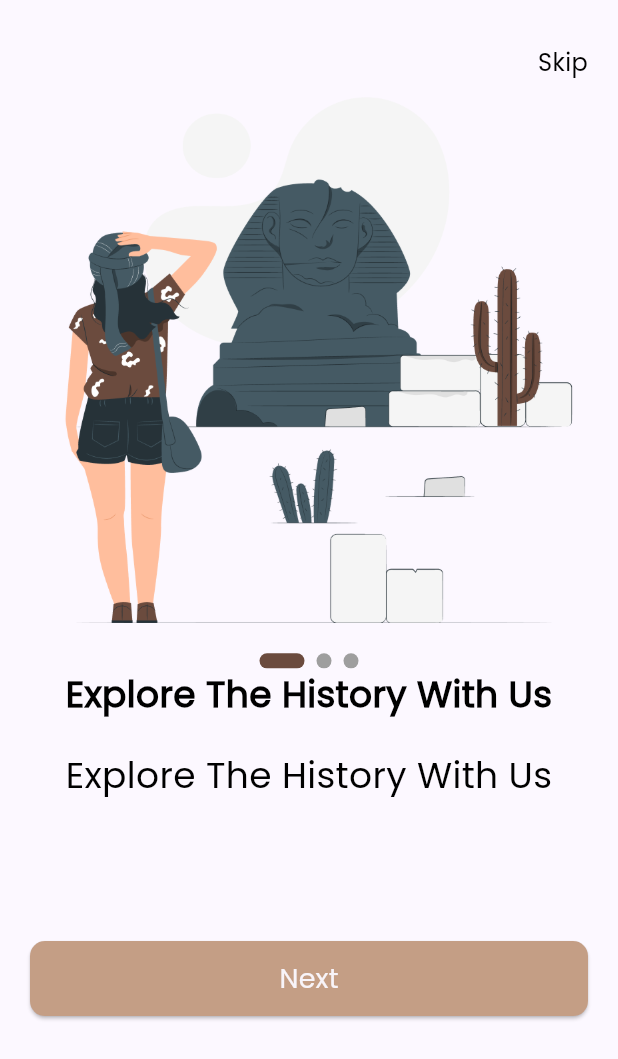
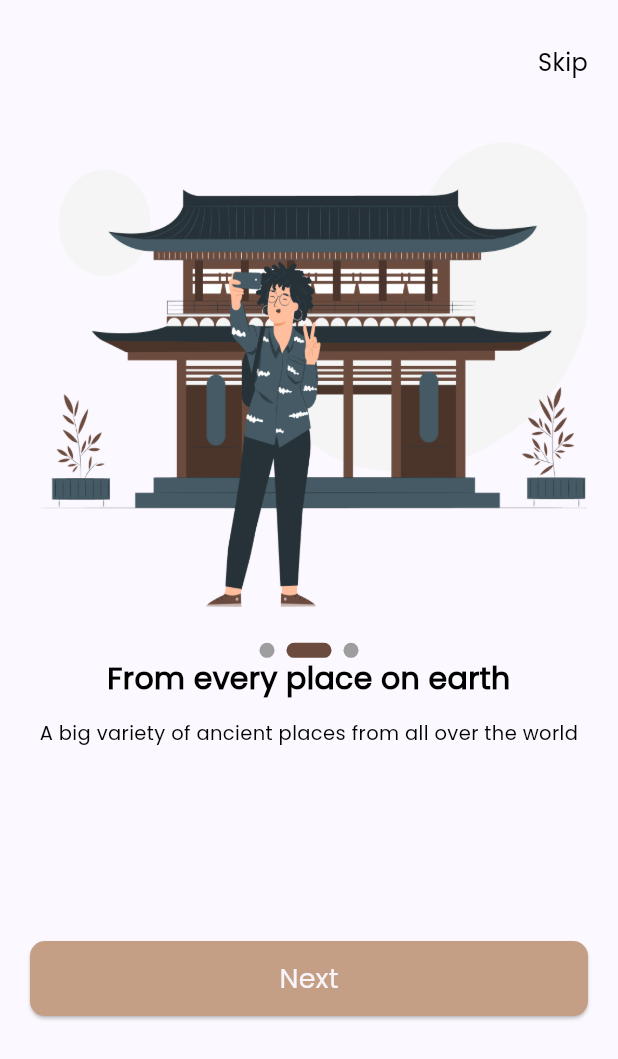
Before and after one commit to anwersafy/dalel, a Flutter app: the screen it shows after launch, after a tap on "Next", on a phone screen of 412 x 824 dp. Shown: the top 1059 px of the screen. Run offline on Flutter 3.47's test engine with Material 3 defaults, Android fonts, the phone set to English and light mode, and no system bars; drawn by our look-alikes of smooth_page_indicator; our stand-ins replace go_router.

Commit message:
finish onboarding view

```diff
--- a/lib/core/functions/navigation.dart
+++ b/lib/core/functions/navigation.dart
@@ -2,8 +2,8 @@
 import 'package:go_router/go_router.dart';
 
 void customNavigate(context, String routeName) {
-  GoRouter.of(context).push('/onBoarding');
+  GoRouter.of(context).push(routeName);
 }
 void customNavigateReplacment(context, String routeName) {
-  GoRouter.of(context).pushReplacement('/onBoarding');
+  GoRouter.of(context).pushReplacement(routeName);
 }
--- a/lib/core/routes/app_router.dart
+++ b/lib/core/routes/app_router.dart
@@ -2,19 +2,31 @@ import 'package:dalel/features/onboarding/presentation/view/on_boarding_view.dar
 import 'package:flutter/material.dart';
 import 'package:go_router/go_router.dart';
 
+import '../../features/auth/presentation/views/sign_in.dart';
+import '../../features/auth/presentation/views/sign_up.dart';
 import '../../features/splash/presentation/views/splash_view.dart';
 
 final GoRouter router = GoRouter(
   routes: [
     GoRoute(
         path: '/',
-        pageBuilder: (context, state) => MaterialPage(
-              child: const SplashView(),
+        pageBuilder: (context, state) => const MaterialPage(
+              child: SplashView(),
             )),
     GoRoute(
         path: '/onBoarding',
-        pageBuilder: (context, state) => MaterialPage(
-              child: const OnBoardingView(),
+        pageBuilder: (context, state) => const MaterialPage(
+              child: OnBoardingView(),
+            )),
+    GoRoute(
+        path: '/signUp',
+        pageBuilder: (context, state) => const MaterialPage(
+              child: SignUpView(),
+            )),
+    GoRoute(
+        path: '/signIn',
+        pageBuilder: (context, state) => const MaterialPage(
+              child: SignInView(),
             )),
   ],
 );
--- a/lib/core/utilis/app_text_style.dart
+++ b/lib/core/utilis/app_text_style.dart
@@ -3,25 +3,25 @@ import 'package:flutter/material.dart';
 import 'app_colors.dart';
 
 abstract class CustomTextStyles {
-  static final pacifico400style64 = TextStyle(
+  static const pacifico400style64 = TextStyle(
     fontSize: 64,
     fontWeight: FontWeight.w400,
     color: AppColors.deepBrown,
     fontFamily: "Pacifico",
   );
-  static final poppins600style28 = TextStyle(
+  static const poppins600style28 = TextStyle(
     fontSize: 28,
     fontWeight: FontWeight.w600,
     color: AppColors.black,
     fontFamily: "Poppins",
   );
-  static final poppins400style12 = TextStyle(
+  static const poppins400style12 = TextStyle(
     fontSize: 12,
     fontWeight: FontWeight.w400,
     color: AppColors.deepGrey,
     fontFamily: "Poppins",
   );
-  static final poppins500style18 = TextStyle(
+  static const poppins500style18 = TextStyle(
     fontSize: 18,
     fontWeight: FontWeight.w500,
     color: AppColors.grey,
@@ -33,7 +33,7 @@ abstract class CustomTextStyles {
     color: Colors.black,
     fontFamily: "Poppins",
   );
-  static final poppins500style14 = TextStyle(
+  static const poppins500style14 = TextStyle(
     fontSize: 14,
     fontWeight: FontWeight.w500,
     color: AppColors.deepBrown,
@@ -45,7 +45,7 @@ abstract class CustomTextStyles {
     color: Colors.black,
     fontFamily: "Poppins",
   );
-  static final poppins400style20 = TextStyle(
+  static const poppins400style20 = TextStyle(
     fontSize: 20,
     fontWeight: FontWeight.w400,
     color: AppColors.deepBrown,
--- a/lib/core/widgets/custom_button.dart
+++ b/lib/core/widgets/custom_button.dart
@@ -1,14 +1,13 @@
-import 'package:dalel/core/utilis/app_strings.dart';
 import 'package:dalel/core/utilis/app_text_style.dart';
-import 'package:flutter/cupertino.dart';
 import 'package:flutter/material.dart';
 
 import '../utilis/app_colors.dart';
 
 class CustomButton extends StatelessWidget {
-   CustomButton({super.key,  this.color, required this.text});
+   const CustomButton({super.key,  this.color, required this.text, required this.onPressed});
    final Color? color;
    final String text;
+   final VoidCallback onPressed;
 
   @override
   Widget build(BuildContext context) {
@@ -16,7 +15,7 @@ class CustomButton extends StatelessWidget {
       width: MediaQuery.of(context).size.width * 0.9,
       height: 50,
       child: ElevatedButton(
-        onPressed: () {},
+        onPressed: onPressed,
         style: ElevatedButton.styleFrom(
           backgroundColor: color?? AppColors.primaryColor,
           shape: RoundedRectangleBorder(
--- /dev/null
+++ b/lib/features/auth/presentation/views/sign_in.dart
@@ -0,0 +1,14 @@
+import 'package:flutter/material.dart';
+
+class SignInView extends StatelessWidget {
+  const SignInView({super.key});
+
+  @override
+  Widget build(BuildContext context) {
+    return const Scaffold(
+      body: Center(
+        child: Text('Sign In'),
+      ),
+    );
+  }
+}
--- /dev/null
+++ b/lib/features/auth/presentation/views/sign_up.dart
@@ -0,0 +1,14 @@
+import 'package:flutter/material.dart';
+
+class SignUpView extends StatelessWidget {
+  const SignUpView({super.key});
+
+  @override
+  Widget build(BuildContext context) {
+    return const Scaffold(
+      body: Center(
+        child: Text('Sign Up'),
+      ),
+    );
+  }
+}
--- /dev/null
+++ b/lib/features/onboarding/data/on_boarding_model.dart
@@ -0,0 +1,30 @@
+import '../../../core/utilis/app_assets.dart';
+
+class OnBoardingModel {
+  final String title;
+  final String description;
+  final String image;
+
+  OnBoardingModel({
+    required this.title,
+    required this.description,
+    required this.image,
+  });
+}
+List<OnBoardingModel> onBoardingList = [
+  OnBoardingModel(
+    title: 'Explore The History With Us',
+    description: 'Using our app’s history libraries-you can find many historical periods ',
+    image: AppAssets.onBoarding1,
+  ),
+  OnBoardingModel(
+    title: 'From every place on earth',
+    description: 'A big variety of ancient places from all over the world',
+    image: AppAssets.onBoarding2,
+  ),
+  OnBoardingModel(
+    title: 'Using modern AI technology for better user experience',
+    description: 'AI provide recommendations and helpsyou to continue the search journey',
+    image: AppAssets.onBoarding3,
+  ),
+];
--- a/lib/features/onboarding/presentation/view/on_boarding_view.dart
+++ b/lib/features/onboarding/presentation/view/on_boarding_view.dart
@@ -1,14 +1,19 @@
-import 'package:dalel/core/utilis/app_assets.dart';
-import 'package:dalel/core/utilis/app_strings.dart';
-import 'package:dalel/core/utilis/app_text_style.dart';
 import 'package:flutter/material.dart';
-
-import '../../../../core/widgets/custom_button.dart';
+import '../../../../core/functions/navigation.dart';
 import '../widgets/custom_nav_bar.dart';
+import '../widgets/get_buttons.dart';
 import '../widgets/on_boarding_widget.dart';
 
-class OnBoardingView extends StatelessWidget {
+class OnBoardingView extends StatefulWidget {
   const OnBoardingView({super.key});
+
+  @override
+  State<OnBoardingView> createState() => _OnBoardingViewState();
+}
+
+class _OnBoardingViewState extends State<OnBoardingView> {
+  final PageController pageController = PageController(initialPage: 0);
+  int currentPage = 0;
 
   @override
   Widget build(BuildContext context) {
@@ -19,12 +24,21 @@ class OnBoardingView extends StatelessWidget {
             child: ListView(
               physics: const BouncingScrollPhysics(),
                     children: [
-            SizedBox(height: 30),
-            CustomNavBar(),
-            OnBoardingWidgetBody(),
-            SizedBox(height: 80),
-            CustomButton(text: AppStrings.next,),
-            SizedBox(height: 10),
+            const SizedBox(height: 30),
+             CustomNavBar(
+               onTap:(){
+               customNavigateReplacment(context, '/SignUp');
+            } ,),
+            OnBoardingWidgetBody(pageController:pageController ,
+              onPageChanged:(index){
+                setState(() {
+                  currentPage = index;
+                });
+              } ,),
+
+            const SizedBox(height: 80),
+            GetButtons(currentPage: currentPage,pageController: pageController,),
+            const SizedBox(height: 10),
                     ],
                   ),
           )),
--- a/lib/features/onboarding/presentation/widgets/custom_nav_bar.dart
+++ b/lib/features/onboarding/presentation/widgets/custom_nav_bar.dart
@@ -5,17 +5,20 @@ import '../../../../core/utilis/app_text_style.dart';
 
 class CustomNavBar extends StatelessWidget {
   const CustomNavBar({
-    super.key,
+    super.key,  this.onTap,
   });
-
+final VoidCallback? onTap;
   @override
   Widget build(BuildContext context) {
-    return Align(
-        alignment: Alignment.centerRight,
-        child: Text(
-          AppStrings.skip,
-          style: CustomTextStyles.poppins300style16
-              .copyWith(fontWeight: FontWeight.w400),
-        ));
+    return GestureDetector(
+      onTap: onTap,
+      child: Align(
+          alignment: Alignment.centerRight,
+          child: Text(
+            AppStrings.skip,
+            style: CustomTextStyles.poppins300style16
+                .copyWith(fontWeight: FontWeight.w400),
+          )),
+    );
   }
 }
--- a/lib/features/onboarding/presentation/widgets/custom_smooth_indecator.dart
+++ b/lib/features/onboarding/presentation/widgets/custom_smooth_indecator.dart
@@ -21,7 +21,7 @@ class CustomSmoothWidgetIndecator extends StatelessWidget {
 
 
 
-      effect: ExpandingDotsEffect(
+      effect: const ExpandingDotsEffect(
         activeDotColor: AppColors.deepBrown,
         dotHeight: 10,
         dotWidth: 10,
--- /dev/null
+++ b/lib/features/onboarding/presentation/widgets/get_buttons.dart
@@ -0,0 +1,34 @@
+import 'package:flutter/cupertino.dart';
+
+import '../../../../core/functions/navigation.dart';
+import '../../../../core/utilis/app_strings.dart';
+import '../../../../core/widgets/custom_button.dart';
+import '../../data/on_boarding_model.dart';
+
+class GetButtons extends StatelessWidget {
+  GetButtons({super.key, required this.currentPage, required this.pageController});
+
+  final int currentPage;
+  final PageController pageController;
+
+  @override
+  Widget build(BuildContext context) {
+    if (currentPage == onBoardingList.length - 1) {
+      return Column(
+        children: [
+          CustomButton(text: AppStrings.createAccount, onPressed: () {
+            customNavigateReplacment(context, '/SignUp');
+          }),
+          const SizedBox(height: 10),
+          CustomButton(text: AppStrings.signIn, onPressed: () {
+            customNavigateReplacment(context, '/SignIn');
+          }),
+        ],
+      );
+    } else {
+      return CustomButton(text: AppStrings.next, onPressed: () {
+        pageController.nextPage(duration: Duration(milliseconds: 500), curve: Curves.easeIn);
+      });
+    }
+  }
+}
--- a/lib/features/onboarding/presentation/widgets/on_boarding_widget.dart
+++ b/lib/features/onboarding/presentation/widgets/on_boarding_widget.dart
@@ -1,21 +1,22 @@
-import 'package:dalel/core/utilis/app_colors.dart';
+import 'package:dalel/features/onboarding/data/on_boarding_model.dart';
 import 'package:flutter/cupertino.dart';
-import 'package:smooth_page_indicator/smooth_page_indicator.dart';
 
-import '../../../../core/utilis/app_assets.dart';
 import '../../../../core/utilis/app_text_style.dart';
 import 'custom_smooth_indecator.dart';
 
 class OnBoardingWidgetBody extends StatelessWidget {
-   OnBoardingWidgetBody({super.key});
-  final PageController _pageController = PageController();
+    OnBoardingWidgetBody({super.key, required this.pageController,  this.onPageChanged});
+   final PageController pageController;
+   final ValueChanged<int> ?onPageChanged ;
 
   @override
   Widget build(BuildContext context) {
     return SizedBox(
       height: MediaQuery.of(context).size.height * 0.6,
       child: PageView.builder(
-          itemCount: 3,
+        onPageChanged: onPageChanged,
+        controller: pageController,
+          itemCount: onBoardingList.length,
           itemBuilder: (context, index) {
             return Column(
               children: [
@@ -24,22 +25,22 @@ class OnBoardingWidgetBody extends StatelessWidget {
                   width: MediaQuery.of(context).size.width * 0.9,
                   decoration: BoxDecoration(
                     image: DecorationImage(
-                      image: AssetImage(AppAssets.onBoarding1),
+                      image: AssetImage(onBoardingList[index].image),
                       fit: BoxFit.fill,
                     ),
                   ),
                     ),
-                SizedBox(height: 20),
-                CustomSmoothWidgetIndecator(pageController: _pageController),
-                Text('Explore The History With Us',
-                    style: CustomTextStyles.poppins500style24.copyWith(fontWeight: FontWeight.bold),
+                const SizedBox(height: 13),
+                CustomSmoothWidgetIndecator(pageController: pageController),
+                Text(onBoardingList[index].title,
+                    style: CustomTextStyles.poppins500style24.copyWith(fontWeight: FontWeight.bold,fontSize: 20),
                   textAlign: TextAlign.center,
                 maxLines: 2,
                   overflow: TextOverflow.ellipsis,
                 ),
-                SizedBox(height: 20),
-                Text('Explore The History With Us',
-                    style: CustomTextStyles.poppins500style24,
+                const SizedBox(height: 12),
+                Text(onBoardingList[index].description,
+                    style: CustomTextStyles.poppins500style24.copyWith(fontSize: 13),
                   textAlign: TextAlign.center),
 
 
--- a/lib/features/splash/presentation/views/splash_view.dart
+++ b/lib/features/splash/presentation/views/splash_view.dart
@@ -1,6 +1,5 @@
 import 'package:dalel/core/utilis/app_strings.dart';
 import 'package:flutter/material.dart';
-import 'package:go_router/go_router.dart';
 
 import '../../../../core/functions/navigation.dart';
 import '../../../../core/utilis/app_text_style.dart';
@@ -12,6 +11,7 @@ class SplashView extends StatefulWidget {
   State<SplashView> createState() => _SplashViewState();
 }
 class _SplashViewState extends State<SplashView> {
+  @override
   void initState() {
     super.initState();
     delayedNavigate(context);
@@ -20,7 +20,7 @@ class _SplashViewState extends State<SplashView> {
 
   @override
   Widget build(BuildContext context) {
-    return  Scaffold(
+    return  const Scaffold(
       body: Center(
         child: Text(AppStrings.appName,style: CustomTextStyles.pacifico400style64,),
       ),
```
